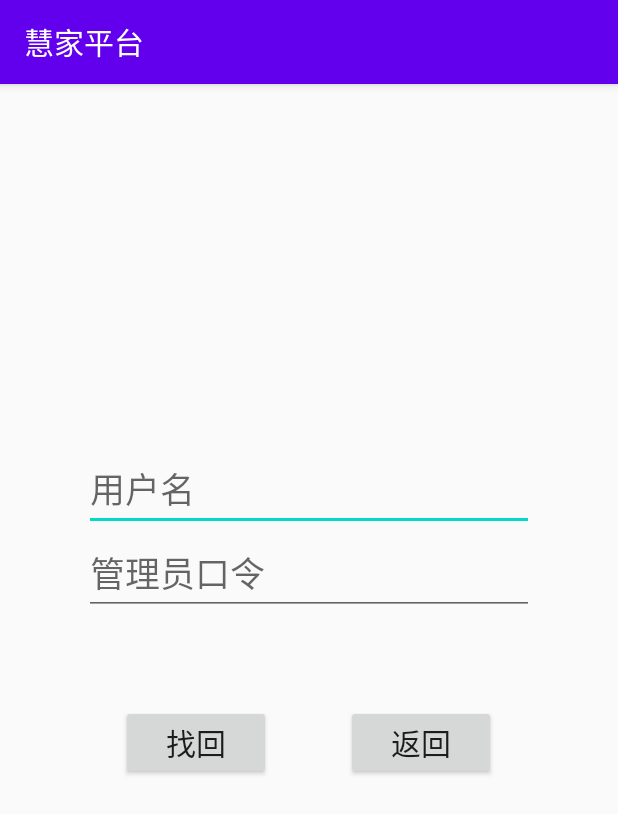
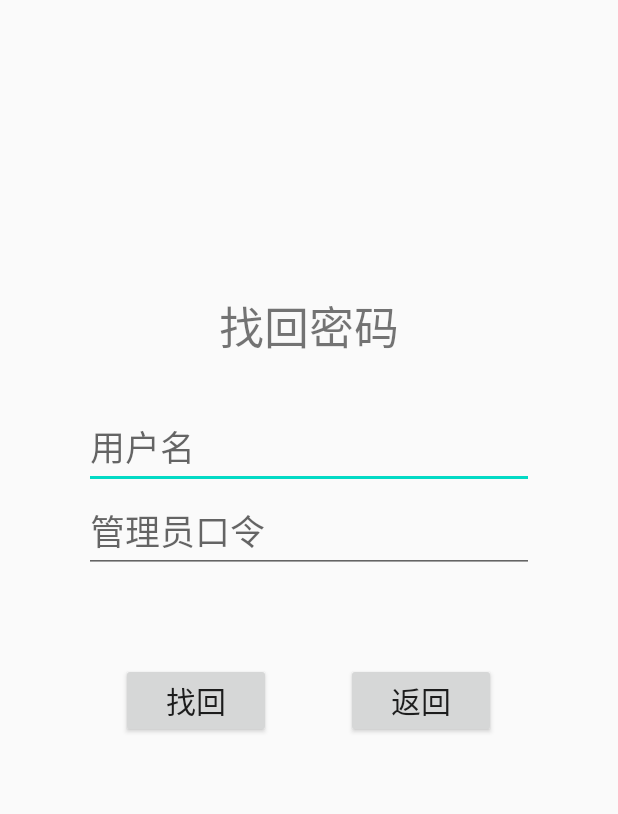
Before and after one commit to Minigm/SmartHomePlatform, an Android app: the screen it shows after launch (act_forget_password), after a tap on "忘记密码？", on a phone screen of 412 x 824 dp. Shown: the top 814 px of the screen. Run offline under Robolectric (Android 15) with nearby library versions, the phone set to English and light mode, and no system bars.

Commit message:
调整标题和状态栏的显示
隐藏了标题栏和状态栏

```diff
--- a/app/src/main/AndroidManifest.xml
+++ b/app/src/main/AndroidManifest.xml
@@ -12,7 +12,7 @@
         android:supportsRtl="true"
         android:theme="@style/AppTheme">
         <activity android:name=".Main.act_company_main"></activity>
-        <activity android:name=".Main.act_admin_main" />
+        <activity android:name=".Administrator.act_admin_main" />
         <activity android:name=".Main.act_user_main" />
         <activity android:name=".Login.act_forget_password" />
         <activity android:name=".Login.act_add_user" />
--- a/app/src/main/java/com/gm/smartHomePlatform/Login/act_forget_password.java
+++ b/app/src/main/java/com/gm/smartHomePlatform/Login/act_forget_password.java
@@ -1,5 +1,6 @@
 package com.gm.smartHomePlatform.Login;
 
+import androidx.appcompat.app.ActionBar;
 import androidx.appcompat.app.AlertDialog;
 import androidx.appcompat.app.AppCompatActivity;
 
@@ -13,6 +14,7 @@ import android.os.Bundle;
 import android.os.Handler;
 import android.os.Message;
 import android.view.View;
+import android.view.WindowManager;
 import android.widget.EditText;
 import android.widget.Toast;
 
@@ -28,6 +30,11 @@ public class act_forget_password extends AppCompatActivity {
     protected void onCreate(Bundle savedInstanceState) {
         super.onCreate(savedInstanceState);
         setContentView(R.layout.lay_forget_password);
+        ActionBar actionBar = getSupportActionBar();
+        if(actionBar!=null){
+            actionBar.hide();
+        }
+        getWindow().setFlags(WindowManager.LayoutParams. FLAG_FULLSCREEN , WindowManager.LayoutParams. FLAG_FULLSCREEN);
         SharedPreferences sharedPreferences = getSharedPreferences("forget_information",MODE_PRIVATE);
         SharedPreferences.Editor editor = sharedPreferences.edit();
         editor.putString("forget_user","");
--- a/app/src/main/java/com/gm/smartHomePlatform/Login/act_login.java
+++ b/app/src/main/java/com/gm/smartHomePlatform/Login/act_login.java
@@ -1,5 +1,6 @@
 package com.gm.smartHomePlatform.Login;
 
+import androidx.appcompat.app.ActionBar;
 import androidx.appcompat.app.AlertDialog;
 import androidx.appcompat.app.AppCompatActivity;
 
@@ -10,6 +11,7 @@ import android.os.Bundle;
 import android.os.Handler;
 import android.os.Message;
 import android.view.View;
+import android.view.WindowManager;
 import android.widget.EditText;
 import android.widget.Toast;
 
@@ -30,6 +32,11 @@ public class act_login extends AppCompatActivity {
     protected void onCreate(Bundle savedInstanceState) {
         super.onCreate(savedInstanceState);
         setContentView(R.layout.lay_login);
+        ActionBar actionBar = getSupportActionBar();
+        if(actionBar!=null){
+            actionBar.hide();
+        }
+        getWindow().setFlags(WindowManager.LayoutParams. FLAG_FULLSCREEN , WindowManager.LayoutParams. FLAG_FULLSCREEN);
         //建立SharedPreference记录各活动中登录用户的变化
         SharedPreferences sharedPreferences = getSharedPreferences("signed_information",MODE_PRIVATE);
         SharedPreferences.Editor editor = sharedPreferences.edit();
--- a/app/src/main/java/com/gm/smartHomePlatform/SQLSeverManeger/ConnectManager.java
+++ b/app/src/main/java/com/gm/smartHomePlatform/SQLSeverManeger/ConnectManager.java
@@ -11,11 +11,11 @@ public class ConnectManager {
     //用于实例化的私有Connection变量
     private Connection connection;
     //用于登录口令的类静态变量们
-    static final String url_local = "jdbc:mysql://10.0.2.2:3306/smart_home";
-    static final String url_net = "jdbc:mysql://111.175.77.137:3306/smart_home";
+    static final String url_local = "jdbc:mysql://192.168.1.200:3306/smarthome";
+    static final String url_net = "jdbc:mysql://111.175.77.137:3306/smarthome";
     static final String username_admin = "admin";
     static final String password_admin = "###0O0O00o0";
-    //用于实例化的构造函数，0，以用户管理员登录；1，以设备管理员登录；2，以企业管理员登录
+    //用于实例化的构造函数。
     public ConnectManager(){
         StrictMode.ThreadPolicy policy=new StrictMode.ThreadPolicy.Builder().permitAll().build();
         StrictMode.setThreadPolicy(policy);
--- a/app/src/main/res/layout/lay_forget_password.xml
+++ b/app/src/main/res/layout/lay_forget_password.xml
@@ -5,6 +5,7 @@
     android:layout_width="match_parent"
     android:layout_height="match_parent"
     tools:context=".Login.act_forget_password">
+    <!--用于布局纵向参考线-->
     <TextView
         android:id="@+id/textGuidVertical1_forget_password"
         android:layout_width="match_parent"
@@ -18,6 +19,15 @@
         android:layout_height="match_parent"
         android:layout_centerInParent="true"
         android:visibility="invisible"/>
+    <!--标题提示-->
+    <TextView
+        android:layout_width="match_parent"
+        android:layout_height="wrap_content"
+        android:text="找回密码"
+        android:textSize="30sp"
+        android:layout_above="@+id/editUsername_forget_password"
+        android:gravity="center"
+        android:layout_marginBottom="30dp"/>
     <!--用户口令输入框-->
     <EditText
         android:id="@+id/editCode_forget_password"
```
Also changed, not shown: app/src/main/java/com/gm/smartHomePlatform/Administrator/act_admin_main.java (renamed from app/src/main/java/com/gm/smartHomePlatform/Main/act_admin_main.java, +8 -1 lines), app/src/main/java/com/gm/smartHomePlatform/Login/act_add_user.java (+7 -0 lines), app/src/main/java/com/gm/smartHomePlatform/SQLSeverManeger/UserManager.java (+14 -0 lines), app/src/main/res/layout/lay_add_user.xml (+10 -0 lines), app/src/main/res/layout/lay_admin_main.xml (+9 -3 lines), app/src/main/res/layout/lay_login.xml (+9 -0 lines).
